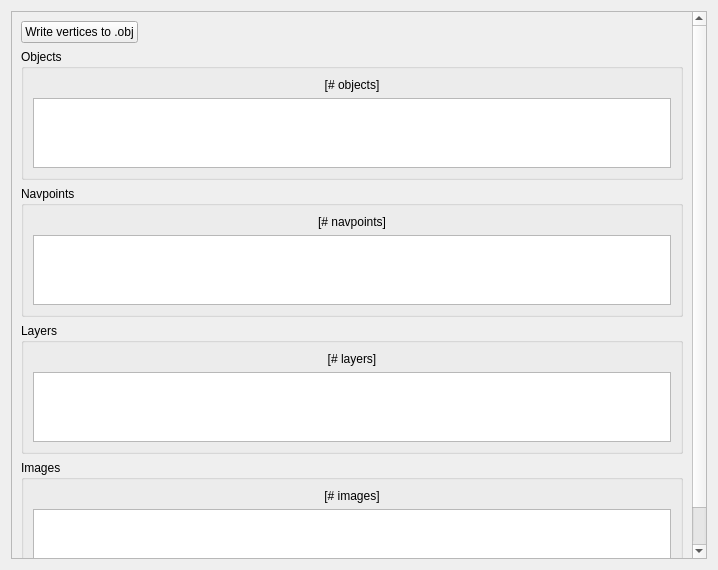
Above: ui/p3d-viewer.ui from michaelpm54/Ace3x before the change. Below: the same form after it.
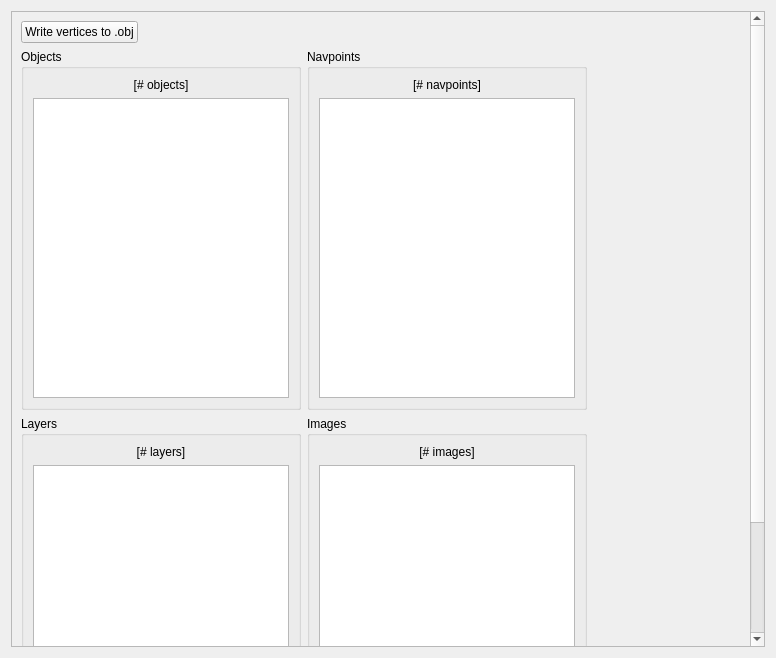
That is the form after the change.

Commit message: Make P3DViewer more readable

Patch:
```diff
--- a/ui/p3d-viewer.ui
+++ b/ui/p3d-viewer.ui
@@ -6,8 +6,8 @@
    <rect>
     <x>0</x>
     <y>0</y>
-    <width>718</width>
-    <height>570</height>
+    <width>776</width>
+    <height>658</height>
    </rect>
   </property>
   <property name="windowTitle">
@@ -24,21 +24,28 @@
        <rect>
         <x>0</x>
         <y>0</y>
-        <width>681</width>
-        <height>567</height>
+        <width>739</width>
+        <height>759</height>
        </rect>
       </property>
       <layout class="QGridLayout" name="gridLayout_5">
-       <item row="2" column="0">
+       <item row="1" column="1">
         <widget class="QGroupBox" name="groupBox_2">
          <property name="title">
           <string>Navpoints</string>
          </property>
          <layout class="QGridLayout" name="gridLayout_2">
-          <item row="1" column="0">
-           <widget class="QTableWidget" name="navTable"/>
+          <item row="2" column="0">
+           <widget class="QTableWidget" name="navTable">
+            <property name="minimumSize">
+             <size>
+              <width>0</width>
+              <height>300</height>
+             </size>
+            </property>
+           </widget>
           </item>
-          <item row="0" column="0">
+          <item row="1" column="0">
            <widget class="QLabel" name="navCount">
             <property name="text">
              <string>[# navpoints]</string>
@@ -51,72 +58,6 @@
          </layout>
         </widget>
        </item>
-       <item row="1" column="0">
-        <widget class="QGroupBox" name="groupBox">
-         <property name="title">
-          <string>Objects</string>
-         </property>
-         <layout class="QGridLayout" name="gridLayout">
-          <item row="0" column="0">
-           <widget class="QLabel" name="objCount">
-            <property name="text">
-             <string>[# objects]</string>
-            </property>
-            <property name="alignment">
-             <set>Qt::AlignCenter</set>
-            </property>
-           </widget>
-          </item>
-          <item row="1" column="0">
-           <widget class="QListWidget" name="objList"/>
-          </item>
-         </layout>
-        </widget>
-       </item>
-       <item row="4" column="0">
-        <widget class="QGroupBox" name="groupBox_4">
-         <property name="title">
-          <string>Images</string>
-         </property>
-         <layout class="QGridLayout" name="gridLayout_4">
-          <item row="1" column="0">
-           <widget class="QListWidget" name="imgList"/>
-          </item>
-          <item row="0" column="0">
-           <widget class="QLabel" name="imgCount">
-            <property name="text">
-             <string>[# images]</string>
-            </property>
-            <property name="alignment">
-             <set>Qt::AlignCenter</set>
-            </property>
-           </widget>
-          </item>
-         </layout>
-        </widget>
-       </item>
-       <item row="3" column="0">
-        <widget class="QGroupBox" name="groupBox_3">
-         <property name="title">
-          <string>Layers</string>
-         </property>
-         <layout class="QGridLayout" name="gridLayout_3">
-          <item row="1" column="0">
-           <widget class="QListWidget" name="lyrList"/>
-          </item>
-          <item row="0" column="0">
-           <widget class="QLabel" name="lyrCount">
-            <property name="text">
-             <string>[# layers]</string>
-            </property>
-            <property name="alignment">
-             <set>Qt::AlignCenter</set>
-            </property>
-           </widget>
-          </item>
-         </layout>
-        </widget>
-       </item>
        <item row="0" column="0">
         <widget class="QPushButton" name="writeToObjButton">
          <property name="sizePolicy">
@@ -130,6 +71,106 @@
          </property>
         </widget>
        </item>
+       <item row="3" column="0">
+        <widget class="QGroupBox" name="groupBox_3">
+         <property name="title">
+          <string>Layers</string>
+         </property>
+         <layout class="QGridLayout" name="gridLayout_3">
+          <item row="1" column="0">
+           <widget class="QListWidget" name="lyrList">
+            <property name="minimumSize">
+             <size>
+              <width>0</width>
+              <height>300</height>
+             </size>
+            </property>
+           </widget>
+          </item>
+          <item row="0" column="0">
+           <widget class="QLabel" name="lyrCount">
+            <property name="text">
+             <string>[# layers]</string>
+            </property>
+            <property name="alignment">
+             <set>Qt::AlignCenter</set>
+            </property>
+           </widget>
+          </item>
+         </layout>
+        </widget>
+       </item>
+       <item row="3" column="1">
+        <widget class="QGroupBox" name="groupBox_4">
+         <property name="title">
+          <string>Images</string>
+         </property>
+         <layout class="QGridLayout" name="gridLayout_4">
+          <item row="1" column="0">
+           <widget class="QListWidget" name="imgList">
+            <property name="minimumSize">
+             <size>
+              <width>0</width>
+              <height>300</height>
+             </size>
+            </property>
+           </widget>
+          </item>
+          <item row="0" column="0">
+           <widget class="QLabel" name="imgCount">
+            <property name="text">
+             <string>[# images]</string>
+            </property>
+            <property name="alignment">
+             <set>Qt::AlignCenter</set>
+            </property>
+           </widget>
+          </item>
+         </layout>
+        </widget>
+       </item>
+       <item row="1" column="0">
+        <widget class="QGroupBox" name="groupBox">
+         <property name="title">
+          <string>Objects</string>
+         </property>
+         <layout class="QGridLayout" name="gridLayout">
+          <item row="0" column="0">
+           <widget class="QLabel" name="objCount">
+            <property name="text">
+             <string>[# objects]</string>
+            </property>
+            <property name="alignment">
+             <set>Qt::AlignCenter</set>
+            </property>
+           </widget>
+          </item>
+          <item row="1" column="0">
+           <widget class="QListWidget" name="objList">
+            <property name="minimumSize">
+             <size>
+              <width>0</width>
+              <height>300</height>
+             </size>
+            </property>
+           </widget>
+          </item>
+         </layout>
+        </widget>
+       </item>
+       <item row="1" column="2">
+        <spacer name="horizontalSpacer">
+         <property name="orientation">
+          <enum>Qt::Horizontal</enum>
+         </property>
+         <property name="sizeHint" stdset="0">
+          <size>
+           <width>40</width>
+           <height>20</height>
+          </size>
+         </property>
+        </spacer>
+       </item>
       </layout>
      </widget>
     </widget>
```
